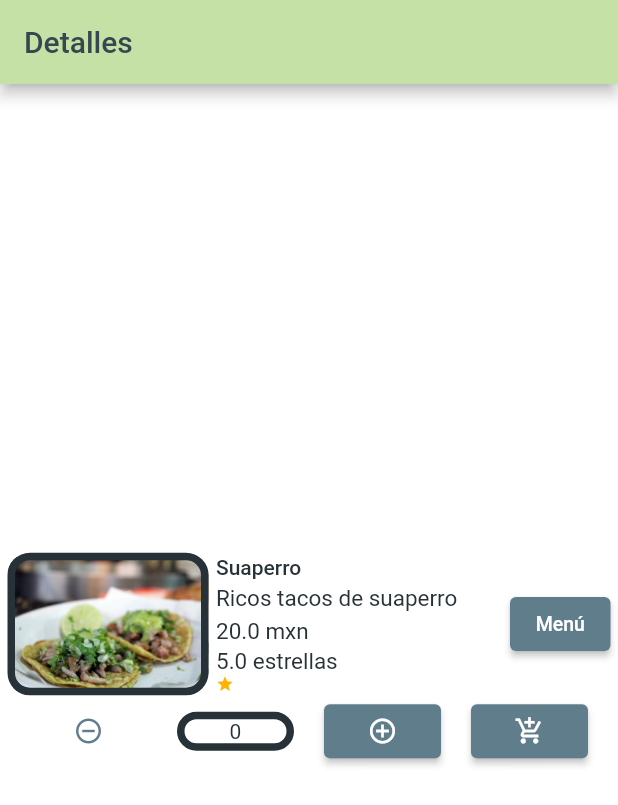
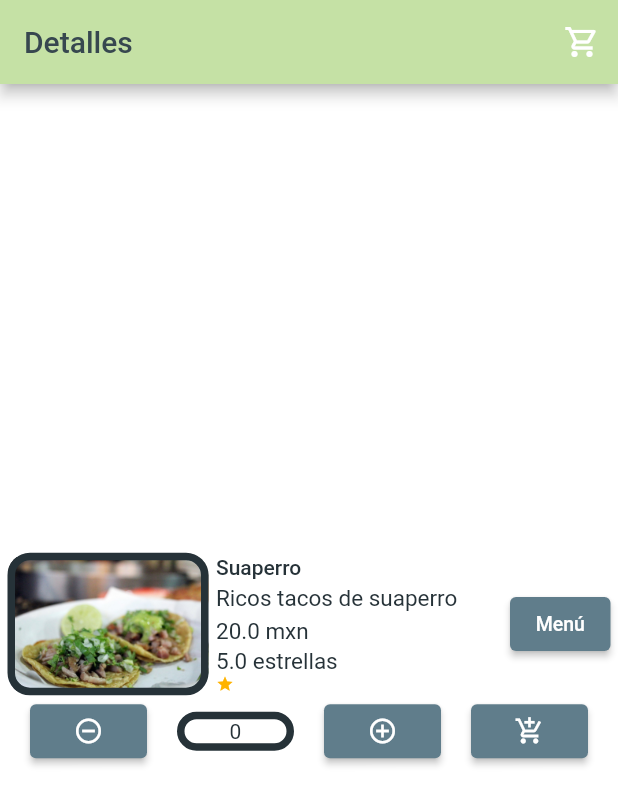
Before and after one commit to DavidGamFlo/PhoneDita, a Flutter app: the screen it shows after launch, after a tap on "View", on a phone screen of 412 x 824 dp. Shown: the top 805 px of the screen. Run offline on Flutter 3.47's test engine with Material 2 defaults, Android fonts, the phone set to English and light mode, and no system bars.

Commit message:
Se añadieron iconos faltantes y envio y retorno en botones falta guardar ticket

```diff
--- a/lib/detalles_const.dart
+++ b/lib/detalles_const.dart
@@ -1,6 +1,7 @@
 import 'package:flutter/material.dart';
 import 'main.dart';
 import 'notificacion_carrito.dart';
+import 'dart:io';
 
 class Detallito extends StatelessWidget {
   const Detallito({
@@ -124,15 +125,19 @@ class _Contadores extends State<Contadores> {
       child: Row(
         children: [
           Expanded(
-            child: IconButton(
+            child: ElevatedButton(
+              style: ButtonStyle(
+                backgroundColor:
+                    MaterialStateProperty.all<Color>(Colors.blueGrey),
+              ),
               onPressed: () {
                 if (cuenta > 0) {
                   _decremento();
                 }
               },
-              icon: const Icon(
+              child: const Icon(
                 Icons.remove_circle_outline_outlined,
-                color: Colors.blueGrey,
+                color: Colors.white,
                 size: 20,
               ),
             ),
@@ -188,11 +193,17 @@ class _Contadores extends State<Contadores> {
               onPressed: () {
                 if (cuenta > 0) {
                   _calculo();
-                  Navigator.of(context).push(MaterialPageRoute(
-                      builder: (context) => CarritoCompras(
-                            titulo: titulo,
-                            total: total,
-                          )));
+                  Navigator.of(context)
+                      .push(MaterialPageRoute(
+                          builder: (context) => CarritoCompras(
+                                titulo: titulo,
+                                total: total,
+                              )))
+                      .then((result) {
+                    setState(() {
+                      total = result;
+                    });
+                  });
                 }
               },
               child: const Icon(
--- a/lib/detalles_ruta.dart
+++ b/lib/detalles_ruta.dart
@@ -1,4 +1,5 @@
 import 'package:flutter/material.dart';
+import 'package:flutter_proobes_1/notificacion_carrito.dart';
 import 'detalles_const.dart';
 
 class SecondRoute extends StatelessWidget {
@@ -34,6 +35,14 @@ class SecondRoute extends StatelessWidget {
             "Detalles",
             style: TextStyle(color: Colors.blueGrey[800]),
           ),
+          actions: <Widget>[
+            IconButton(
+                onPressed: () {
+                  Navigator.of(context).push(MaterialPageRoute(
+                      builder: (context) => CarritoCompras()));
+                },
+                icon: const Icon(Icons.shopping_cart_outlined))
+          ],
         ),
         body: Column(
           mainAxisAlignment: MainAxisAlignment.center,
--- a/lib/notificacion_carrito.dart
+++ b/lib/notificacion_carrito.dart
@@ -50,7 +50,7 @@ class _CarritoCompras extends State<CarritoCompras> {
             Text(total.toStringAsFixed(2) + ' mxn'),
             ElevatedButton(
               onPressed: () {
-                Navigator.of(context).pop();
+                Navigator.of(context).pop(total);
               },
               child: const Text('back'),
             ),
```
Also changed, not shown: lib/class_cuenta.dart (added).
